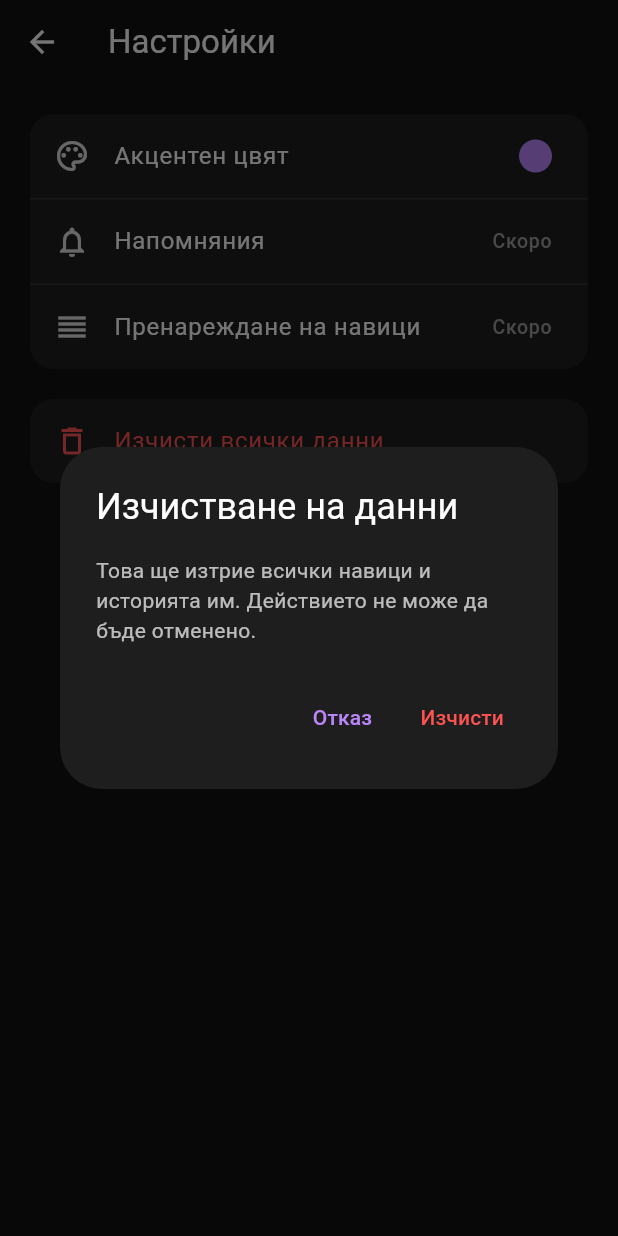
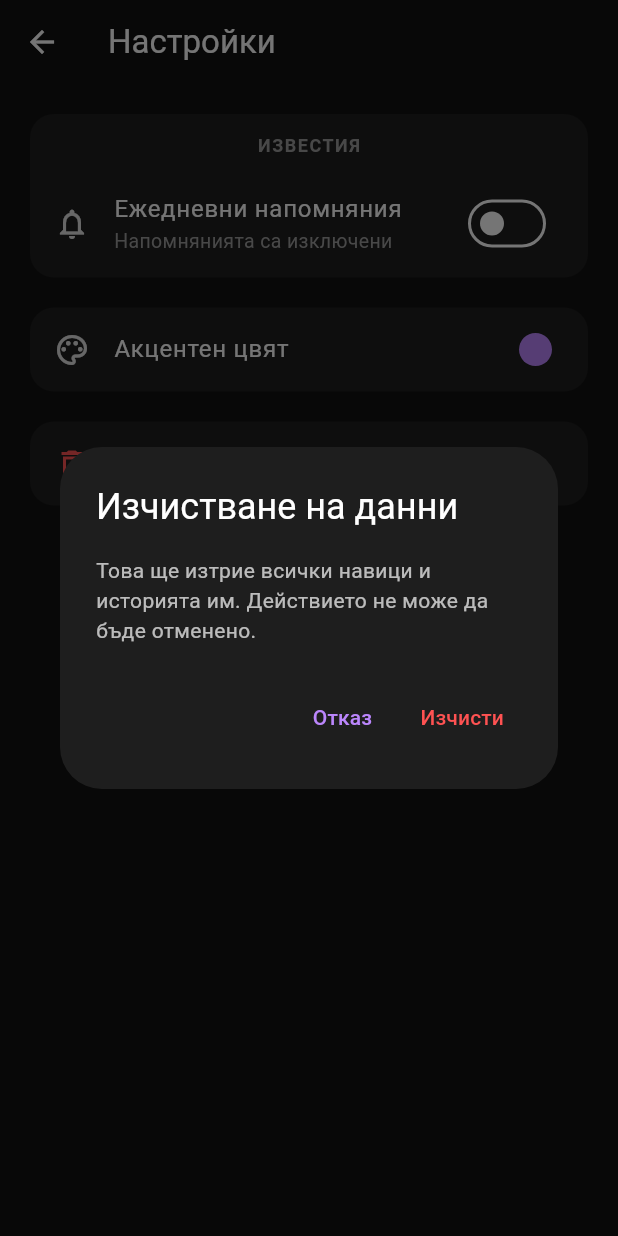
Before and after one commit to sako4018/Habit-tracker, a Flutter app: the SettingsScreen screen opened directly with empty values, after a tap on "Изчисти всички данни", on a phone screen of 412 x 824 dp. Run offline on Flutter 3.47's test engine with Material 3 defaults, Android fonts, the phone set to English and light mode, and no system bars; our stand-ins replace audioplayers, device_preview, flutter_local_notifications, shared_preferences, timezone; accounts and stored records are empty.

Commit message:
settings screen improoved

```diff
--- a/lib/main.dart
+++ b/lib/main.dart
@@ -3,11 +3,16 @@ import 'package:flutter/material.dart';
 import 'package:shared_preferences/shared_preferences.dart';
 import 'package:device_preview/device_preview.dart';
 
+import 'services/notification_service.dart';
 import 'screens/login_screen.dart';
 import 'screens/root_shell.dart';
 import 'theme/app_colors.dart';
 
-void main() {
+Future<void> main() async {
+  WidgetsFlutterBinding.ensureInitialized();
+
+  await NotificationService.instance.initialize();
+
   runApp(
     DevicePreview(
       enabled: !kReleaseMode,
@@ -15,7 +20,6 @@ void main() {
     ),
   );
 }
-
 class HabitTrackerApp extends StatefulWidget {
   const HabitTrackerApp({super.key});
 
--- a/lib/screens/settings_screen.dart
+++ b/lib/screens/settings_screen.dart
@@ -1,10 +1,11 @@
 import 'package:flutter/material.dart';
 
 import '../services/habit_storage.dart';
+import '../services/notification_service.dart';
 import '../theme/app_colors.dart';
 import '../widgets/section_card.dart';
 
-class SettingsScreen extends StatelessWidget {
+class SettingsScreen extends StatefulWidget {
   final VoidCallback onDataCleared;
 
   const SettingsScreen({
@@ -12,30 +13,153 @@ class SettingsScreen extends StatelessWidget {
     required this.onDataCleared,
   });
 
+  @override
+  State<SettingsScreen> createState() => _SettingsScreenState();
+}
+
+class _SettingsScreenState extends State<SettingsScreen> {
+  bool _notificationsEnabled = false;
+  TimeOfDay _notificationTime = const TimeOfDay(
+    hour: 20,
+    minute: 0,
+  );
+
+  bool _loadingNotifications = true;
+
+  @override
+  void initState() {
+    super.initState();
+    _loadNotificationSettings();
+  }
+
+  Future<void> _loadNotificationSettings() async {
+    final service = NotificationService.instance;
+
+    final enabled = await service.isEnabled();
+    final hour = await service.getHour();
+    final minute = await service.getMinute();
+
+    if (!mounted) {
+      return;
+    }
+
+    setState(() {
+      _notificationsEnabled = enabled;
+      _notificationTime = TimeOfDay(
+        hour: hour,
+        minute: minute,
+      );
+      _loadingNotifications = false;
+    });
+  }
+
+  Future<void> _toggleNotifications(bool value) async {
+    if (value) {
+      final permission =
+          await NotificationService.instance.requestPermission();
+
+      if (!permission) {
+        if (!mounted) {
+          return;
+        }
+
+        ScaffoldMessenger.of(context).showSnackBar(
+          const SnackBar(
+            content: Text(
+              'Разреши известията от настройките на телефона.',
+            ),
+          ),
+        );
+
+        return;
+      }
+
+      await NotificationService.instance
+          .scheduleDailyNotification(
+        hour: _notificationTime.hour,
+        minute: _notificationTime.minute,
+      );
+    } else {
+      await NotificationService.instance
+          .cancelDailyNotification();
+    }
+
+    if (!mounted) {
+      return;
+    }
+
+    setState(() {
+      _notificationsEnabled = value;
+    });
+  }
+
+  Future<void> _selectNotificationTime() async {
+    final selectedTime = await showTimePicker(
+      context: context,
+      initialTime: _notificationTime,
+      helpText: 'Избери час за напомняне',
+      cancelText: 'Отказ',
+      confirmText: 'Запази',
+    );
+
+    if (selectedTime == null) {
+      return;
+    }
+
+    setState(() {
+      _notificationTime = selectedTime;
+    });
+
+    if (_notificationsEnabled) {
+      await NotificationService.instance
+          .scheduleDailyNotification(
+        hour: selectedTime.hour,
+        minute: selectedTime.minute,
+      );
+    }
+  }
+
+  String _formatTime(TimeOfDay time) {
+    final hour = time.hour.toString().padLeft(2, '0');
+    final minute =
+        time.minute.toString().padLeft(2, '0');
+
+    return '$hour:$minute';
+  }
+
   Future<void> _confirmClear(BuildContext context) async {
-    final confirmed = await showDialog<bool>(
+    final confirmed =
+        await showDialog<bool>(
               context: context,
               builder: (ctx) => AlertDialog(
                 backgroundColor: AppColors.surface,
                 title: const Text(
                   'Изчистване на данни',
-              style: TextStyle(color: Colors.white),
+                  style: TextStyle(
+                    color: Colors.white,
+                  ),
                 ),
                 content: const Text(
                   'Това ще изтрие всички навици и историята им. '
                   'Действието не може да бъде отменено.',
-              style: TextStyle(color: Colors.white70),
+                  style: TextStyle(
+                    color: Colors.white70,
+                  ),
                 ),
                 actions: [
                   TextButton(
-                onPressed: () => Navigator.pop(ctx, false),
+                    onPressed: () =>
+                        Navigator.pop(ctx, false),
                     child: const Text('Отказ'),
                   ),
                   TextButton(
-                onPressed: () => Navigator.pop(ctx, true),
+                    onPressed: () =>
+                        Navigator.pop(ctx, true),
                     child: const Text(
                       'Изчисти',
-                  style: TextStyle(color: Colors.redAccent),
+                      style: TextStyle(
+                        color: Colors.redAccent,
+                      ),
                     ),
                   ),
                 ],
@@ -45,7 +169,7 @@ class SettingsScreen extends StatelessWidget {
 
     if (confirmed) {
       await HabitStorage.clearAll();
-      onDataCleared();
+      widget.onDataCleared();
     }
   }
 
@@ -61,6 +185,113 @@ class SettingsScreen extends StatelessWidget {
         children: [
           SectionCard(
             children: [
+              const Padding(
+                padding: EdgeInsets.fromLTRB(
+                  16,
+                  12,
+                  16,
+                  8,
+                ),
+                child: Text(
+                  'ИЗВЕСТИЯ',
+                  style: TextStyle(
+                    color: Colors.grey,
+                    fontSize: 12,
+                    fontWeight: FontWeight.bold,
+                    letterSpacing: 1,
+                  ),
+                ),
+              ),
+
+              ListTile(
+                leading: Icon(
+                  Icons.notifications_outlined,
+                  color: _notificationsEnabled
+                      ? AppColors.accent
+                      : Colors.grey.shade300,
+                ),
+                title: const Text(
+                  'Ежедневни напомняния',
+                  style: TextStyle(
+                    color: Colors.white,
+                  ),
+                ),
+                subtitle: Text(
+                  _notificationsEnabled
+                      ? 'Ще получаваш напомняне всеки ден'
+                      : 'Напомнянията са изключени',
+                  style: TextStyle(
+                    color: Colors.grey.shade500,
+                    fontSize: 13,
+                  ),
+                ),
+                trailing: _loadingNotifications
+                    ? const SizedBox(
+                        width: 22,
+                        height: 22,
+                        child: CircularProgressIndicator(
+                          strokeWidth: 2,
+                        ),
+                      )
+                    : Switch(
+                        value: _notificationsEnabled,
+                        onChanged: _toggleNotifications,
+                        activeThumbColor: AppColors.accent,
+                      ),
+              ),
+
+              if (_notificationsEnabled) ...[
+                const Divider(
+                  color: Colors.white10,
+                  height: 1,
+                ),
+
+                ListTile(
+                  onTap: _selectNotificationTime,
+                  leading: Icon(
+                    Icons.schedule_outlined,
+                    color: AppColors.accent,
+                  ),
+                  title: const Text(
+                    'Час на напомняне',
+                    style: TextStyle(
+                      color: Colors.white,
+                    ),
+                  ),
+                  subtitle: const Text(
+                    'Всеки ден по това време',
+                    style: TextStyle(
+                      color: Colors.grey,
+                      fontSize: 13,
+                    ),
+                  ),
+                  trailing: Row(
+                    mainAxisSize: MainAxisSize.min,
+                    children: [
+                      Text(
+                        _formatTime(_notificationTime),
+                        style: const TextStyle(
+                          color: AppColors.accent,
+                          fontSize: 16,
+                          fontWeight: FontWeight.bold,
+                        ),
+                      ),
+                      const SizedBox(width: 4),
+                      const Icon(
+                        Icons.chevron_right,
+                        color: Colors.grey,
+                      ),
+                    ],
+                  ),
+                ),
+              ],
+            ],
+          ),
+
+          const SizedBox(height: 20),
+
+          SectionCard(
+            children: [
               SettingsRow(
                 icon: Icons.palette_outlined,
                 title: 'Акцентен цвят',
@@ -70,40 +301,6 @@ class SettingsScreen extends StatelessWidget {
                   decoration: const BoxDecoration(
                     color: AppColors.accent,
                     shape: BoxShape.circle,
-                  ),
-                ),
-              ),
-
-              const Divider(
-                color: Colors.white10,
-                height: 1,
-              ),
-
-              const SettingsRow(
-                icon: Icons.notifications_outlined,
-                title: 'Напомняния',
-                trailing: Text(
-                  'Скоро',
-                  style: TextStyle(
-                    color: Colors.grey,
-                    fontSize: 13,
-                  ),
-                ),
-              ),
-
-              const Divider(
-                color: Colors.white10,
-                height: 1,
-              ),
-
-              const SettingsRow(
-                icon: Icons.reorder,
-                title: 'Пренареждане на навици',
-                trailing: Text(
-                  'Скоро',
-                  style: TextStyle(
-                    color: Colors.grey,
-                    fontSize: 13,
                   ),
                 ),
               ),
@@ -127,7 +324,7 @@ class SettingsScreen extends StatelessWidget {
 
           Center(
             child: Text(
-              'Habit Tracker · v1.0',
+              'Streakly · v1.0',
               style: TextStyle(
                 color: Colors.grey.shade600,
                 fontSize: 12,
```
Lines whose indentation alone changed are shown as unchanged.
